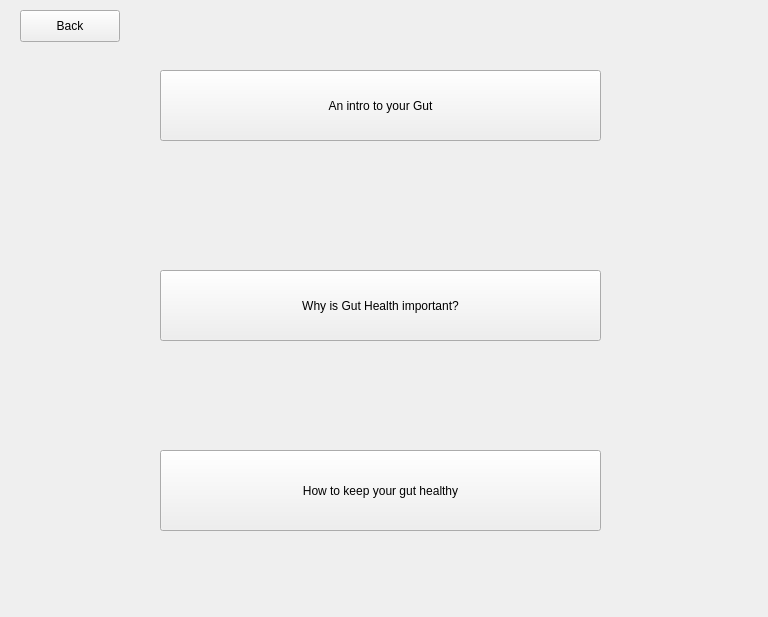
First picture: the form in A8EduApp/teachingwidget.ui, repository University-of-Utah-CS3505/a9-edu-app-f24-00Calvin00, before the edit.
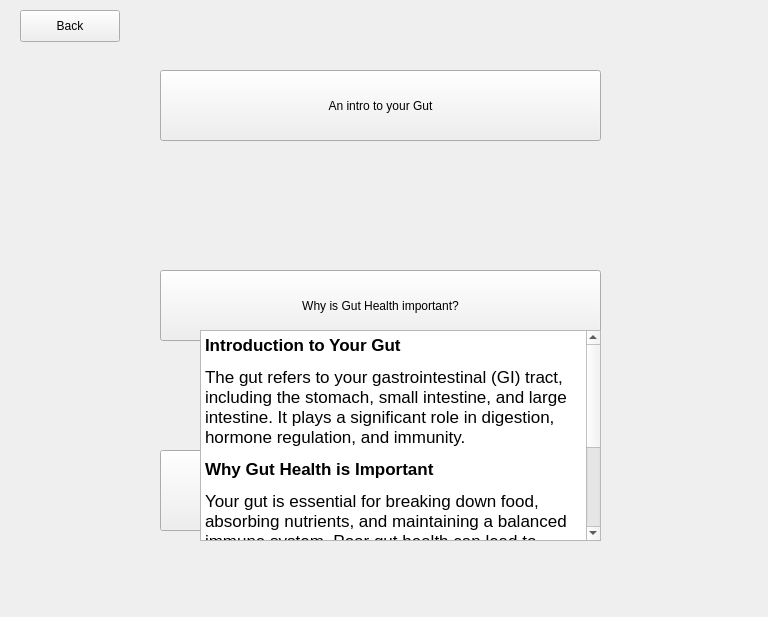
Second picture: the form after the edit.

Commit message: Experimented with dropdowns

What changed in the file:
```diff
--- a/A8EduApp/teachingwidget.ui
+++ b/A8EduApp/teachingwidget.ui
@@ -65,6 +65,31 @@
     <string>Back</string>
    </property>
   </widget>
+  <widget class="QTextBrowser" name="textBrowser_2">
+   <property name="geometry">
+    <rect>
+     <x>200</x>
+     <y>330</y>
+     <width>401</width>
+     <height>211</height>
+    </rect>
+   </property>
+   <property name="html">
+    <string>&lt;!DOCTYPE HTML PUBLIC &quot;-//W3C//DTD HTML 4.0//EN&quot; &quot;http://www.w3.org/TR/REC-html40/strict.dtd&quot;&gt;
+&lt;html&gt;&lt;head&gt;&lt;meta name=&quot;qrichtext&quot; content=&quot;1&quot; /&gt;&lt;meta charset=&quot;utf-8&quot; /&gt;&lt;style type=&quot;text/css&quot;&gt;
+p, li { white-space: pre-wrap; }
+hr { height: 1px; border-width: 0; }
+li.unchecked::marker { content: &quot;\2610&quot;; }
+li.checked::marker { content: &quot;\2612&quot;; }
+&lt;/style&gt;&lt;/head&gt;&lt;body style=&quot; font-family:'.AppleSystemUIFont'; font-size:13pt; font-weight:400; font-style:normal;&quot;&gt;
+&lt;p style=&quot; margin-top:0px; margin-bottom:0px; margin-left:0px; margin-right:0px; -qt-block-indent:0; text-indent:0px;&quot;&gt;&lt;span style=&quot; font-weight:700;&quot;&gt;Introduction to Your Gut&lt;/span&gt; &lt;/p&gt;
+&lt;p style=&quot; margin-top:12px; margin-bottom:12px; margin-left:0px; margin-right:0px; -qt-block-indent:0; text-indent:0px;&quot;&gt;The gut refers to your gastrointestinal (GI) tract, including the stomach, small intestine, and large intestine. It plays a significant role in digestion, hormone regulation, and immunity. &lt;/p&gt;
+&lt;p style=&quot; margin-top:0px; margin-bottom:0px; margin-left:0px; margin-right:0px; -qt-block-indent:0; text-indent:0px;&quot;&gt;&lt;span style=&quot; font-weight:700;&quot;&gt;Why Gut Health is Important&lt;/span&gt; &lt;/p&gt;
+&lt;p style=&quot; margin-top:12px; margin-bottom:12px; margin-left:0px; margin-right:0px; -qt-block-indent:0; text-indent:0px;&quot;&gt;Your gut is essential for breaking down food, absorbing nutrients, and maintaining a balanced immune system. Poor gut health can lead to conditions like IBS, inflammation, and even cardiovascular problems. &lt;/p&gt;
+&lt;p style=&quot; margin-top:0px; margin-bottom:0px; margin-left:0px; margin-right:0px; -qt-block-indent:0; text-indent:0px;&quot;&gt;&lt;span style=&quot; font-weight:700;&quot;&gt;How to Care for Your Gut&lt;/span&gt; &lt;/p&gt;
+&lt;p style=&quot; margin-top:12px; margin-bottom:12px; margin-left:0px; margin-right:0px; -qt-block-indent:0; text-indent:0px;&quot;&gt;Eat a high-fiber diet, include probiotics, limit sugar and processed foods, and maintain a healthy lifestyle to promote gut health. &lt;/p&gt;&lt;/body&gt;&lt;/html&gt;</string>
+   </property>
+  </widget>
  </widget>
  <resources/>
  <connections/>
```
